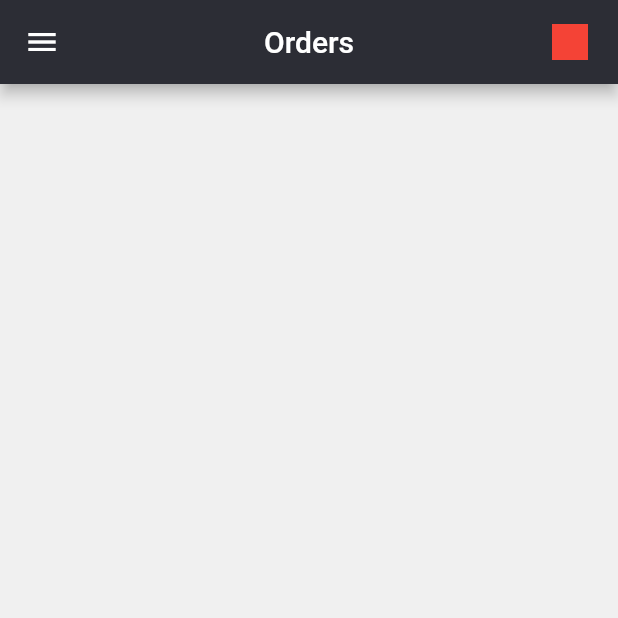
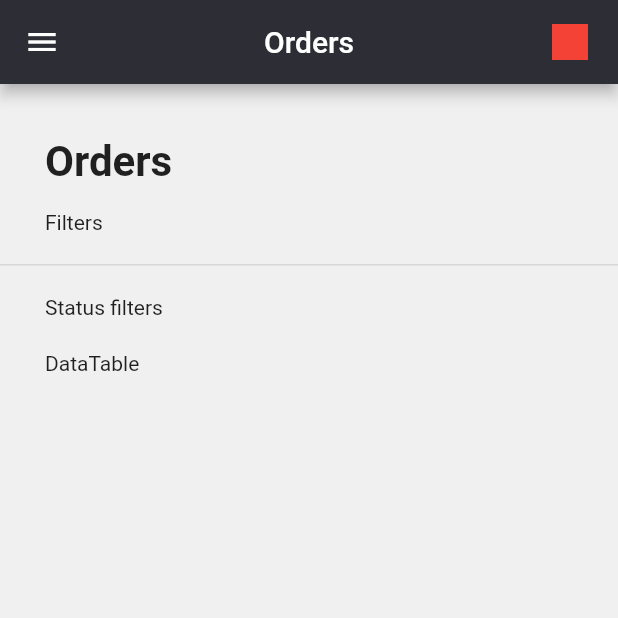
Before and after one commit to capicarbone/flutter_test, a Flutter app: the screen it shows after launch, on a phone screen of 412 x 824 dp, the top half of it. Run offline on Flutter 3.47's test engine with Material 2 defaults, Android fonts, the phone set to English and light mode, and no system bars.

Commit message:
Basic structure for orders screen.

```diff
--- a/lib/main.dart
+++ b/lib/main.dart
@@ -1,3 +1,4 @@
+import 'package:appevolve_test/screens/orders_screen.dart';
 import 'package:flutter/material.dart';
 import 'adaptive.dart';
 import 'widgets/navigation_bar.dart';
@@ -16,7 +17,8 @@ class AppScaffold extends StatelessWidget {
         Container(
           width: 200,
           child: NavigationBar(),
-        )
+        ),
+        Expanded(child: OrdersScreen())
       ],
     );
 
@@ -44,7 +46,7 @@ class AppScaffold extends StatelessWidget {
                 ],
               )
             : null,
-        body: (isDesktop) ? desktopBody : Container(),
+        body: (isDesktop) ? desktopBody : OrdersScreen(),
         drawer: (!isDesktop)
             ? Drawer(
                 child: NavigationBar(),
--- /dev/null
+++ b/lib/screens/orders_screen.dart
@@ -0,0 +1,49 @@
+import 'package:appevolve_test/widgets/helpers.dart';
+import 'package:flutter/material.dart';
+
+class OrdersScreen extends StatelessWidget {
+  const OrdersScreen({Key? key}) : super(key: key);
+
+  @override
+  Widget build(BuildContext context) {
+    return Column(
+      crossAxisAlignment: CrossAxisAlignment.stretch,
+      children: [
+        BodyPadding(
+          child: Column(
+            crossAxisAlignment: CrossAxisAlignment.start,
+            children: [
+              SizedBox(
+                height: 15,
+              ),
+              H3(text: "Orders"),
+              SizedBox(
+                height: 16,
+              ),
+              Row(
+                children: [Text("Filters")],
+              ),
+            ],
+          ),
+        ),
+        SectionDivider(),
+        BodyPadding(
+            child: Column(
+          crossAxisAlignment: CrossAxisAlignment.start,
+          children: [
+            SingleChildScrollView(
+              scrollDirection: Axis.horizontal,
+              child: Row(
+                children: [Text("Status filters")],
+              ),
+            ),
+            SizedBox(
+              height: 21,
+            ),
+            Text("DataTable"),
+          ],
+        ))
+      ],
+    );
+  }
+}
--- /dev/null
+++ b/lib/widgets/helpers.dart
@@ -0,0 +1,37 @@
+import 'package:flutter/material.dart';
+
+class BodyPadding extends StatelessWidget {
+  final child;
+  const BodyPadding({Key? key, required this.child}) : super(key: key);
+
+  @override
+  Widget build(BuildContext context) {
+    return Padding(
+      padding: EdgeInsets.symmetric(horizontal: 30,
+      vertical: 20),
+      child: child,
+    );
+  }
+}
+
+class H3 extends StatelessWidget {
+  final text;
+  const H3({Key? key, required this.text}) : super(key: key);
+
+  @override
+  Widget build(BuildContext context) {
+    return Text(text, style: TextStyle(fontSize: 28,  fontWeight: FontWeight.bold),);
+  }
+}
+
+class SectionDivider extends StatelessWidget {
+  const SectionDivider({Key? key}) : super(key: key);
+
+  @override
+  Widget build(BuildContext context) {
+    return Container(
+      height: 1,
+      color: Color.fromRGBO(140, 138, 152, 0.25),
+    );
+  }
+}
```
